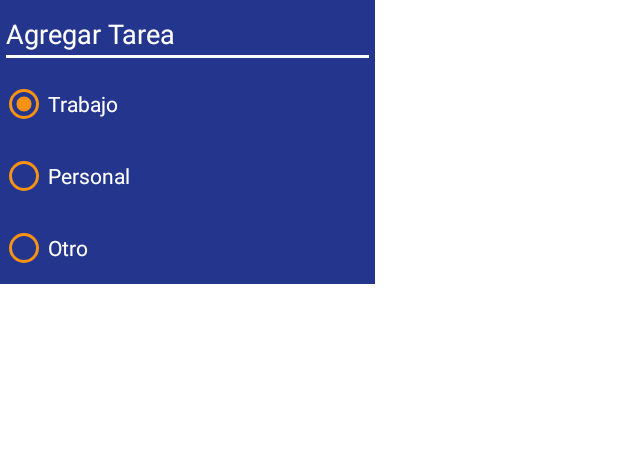
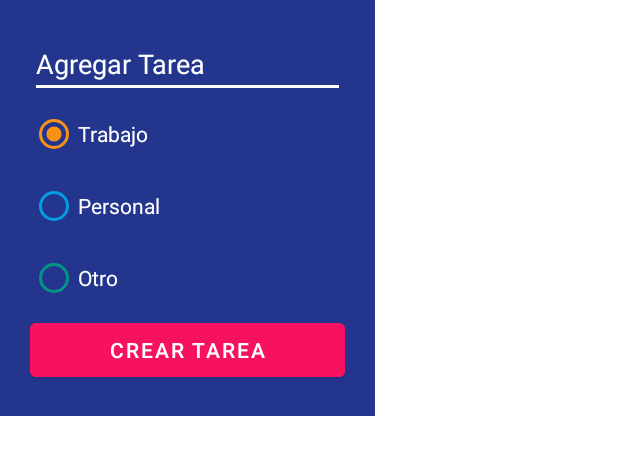
Before and after one commit to XimenaLargo/ToDo-Android-App, an Android app built with Jetpack Compose: the layout dialog_task.xml on its own in the app's theme, with its tools: preview values and no code run, on a phone screen of 412 x 824 dp. Shown: the top 455 px of the screen. Run offline under Robolectric (Android 15) with nearby library versions, the phone set to English and light mode, and no system bars.

Commit message:
Added functionality to add tasks

```diff
--- a/app/src/main/res/layout/dialog_task.xml
+++ b/app/src/main/res/layout/dialog_task.xml
@@ -3,10 +3,11 @@
     android:orientation="vertical"
     android:layout_width="250dp"
     android:layout_height="wrap_content"
+    android:padding="20dp"
     android:background="@color/todo_background_card">
 
     <EditText
-        android:id="@+id/edTask"
+        android:id="@+id/etTask"
         android:layout_width="match_parent"
         android:layout_height="wrap_content"
         android:backgroundTint="@color/white"
@@ -46,4 +47,12 @@
             android:textColor="@color/white"
             />
     </RadioGroup>
+
+    <Button
+        android:id="@+id/btnAddTask"
+        android:layout_width="match_parent"
+        android:layout_height="wrap_content"
+        android:backgroundTint="@color/todo_accent"
+        android:text="CREAR TAREA"
+        />
 </LinearLayout>
--- a/app/src/main/res/values/colors.xml
+++ b/app/src/main/res/values/colors.xml
@@ -15,7 +15,7 @@
     <color name="todo_other_card">#A6645F</color>
     <color name="todo_accent">#F61260</color>
     <color name="todo_job_category">#F89216</color>
-    <color name="todo_personal_category">#F89216</color>
-    <color name="todo_other_category">#F89216</color>
+    <color name="todo_personal_category">#039DE3</color>
+    <color name="todo_other_category">#019587</color>
 
 </resources>
```
Also changed, not shown: app/src/main/java/com/example/todoapp/MainActivity.kt (+46 -1 lines).
